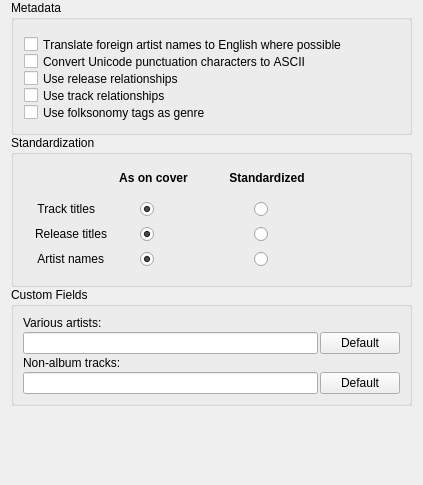
Old version of the form ui/options_metadata.ui in the repository metabrainz/picard.
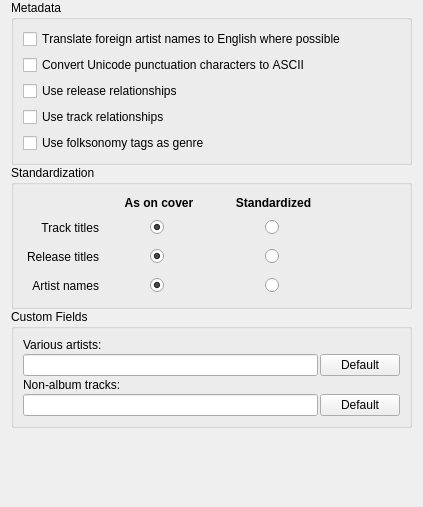
New version of the form.

Commit message: Attempt to fix text getting cut off in the metadata options (on some platforms), and use spacers to center the radio buttons.

Patch:
```diff
--- a/ui/options_metadata.ui
+++ b/ui/options_metadata.ui
@@ -7,7 +7,7 @@
     <x>0</x>
     <y>0</y>
     <width>423</width>
-    <height>485</height>
+    <height>507</height>
    </rect>
   </property>
   <layout class="QVBoxLayout" name="verticalLayout">
@@ -50,71 +50,43 @@
        <property name="alignment">
         <set>Qt::AlignLeading|Qt::AlignLeft|Qt::AlignTop</set>
        </property>
+       <layout class="QVBoxLayout" name="verticalLayout_3">
+        <item>
        <widget class="QCheckBox" name="translate_artist_names">
-        <property name="geometry">
-         <rect>
-          <x>13</x>
-          <y>34</y>
-          <width>380</width>
-          <height>21</height>
-         </rect>
-        </property>
         <property name="text">
          <string>Translate foreign artist names to English where possible</string>
         </property>
        </widget>
+        </item>
+        <item>
        <widget class="QCheckBox" name="convert_punctuation">
-        <property name="geometry">
-         <rect>
-          <x>13</x>
-          <y>51</y>
-          <width>332</width>
-          <height>21</height>
-         </rect>
-        </property>
         <property name="text">
          <string>Convert Unicode punctuation characters to ASCII</string>
         </property>
        </widget>
+        </item>
+        <item>
        <widget class="QCheckBox" name="release_ars">
-        <property name="geometry">
-         <rect>
-          <x>13</x>
-          <y>68</y>
-          <width>182</width>
-          <height>21</height>
-         </rect>
-        </property>
         <property name="text">
          <string>Use release relationships</string>
         </property>
        </widget>
+        </item>
+        <item>
        <widget class="QCheckBox" name="track_ars">
-        <property name="geometry">
-         <rect>
-          <x>13</x>
-          <y>85</y>
-          <width>170</width>
-          <height>21</height>
-         </rect>
-        </property>
         <property name="text">
          <string>Use track relationships</string>
         </property>
        </widget>
+        </item>
+        <item>
        <widget class="QCheckBox" name="folksonomy_tags">
-        <property name="geometry">
-         <rect>
-          <x>13</x>
-          <y>102</y>
-          <width>215</width>
-          <height>21</height>
-         </rect>
-        </property>
         <property name="text">
          <string>Use folksonomy tags as genre</string>
         </property>
        </widget>
+        </item>
+       </layout>
       </widget>
      </item>
      <item>
@@ -128,7 +100,7 @@
        <property name="minimumSize">
         <size>
          <width>397</width>
-         <height>152</height>
+         <height>144</height>
         </size>
        </property>
        <property name="title">
@@ -137,115 +109,23 @@
        <property name="flat">
         <bool>false</bool>
        </property>
-       <widget class="QLabel" name="label_5">
+       <widget class="QWidget" name="">
         <property name="geometry">
          <rect>
-          <x>13</x>
-          <y>115</y>
-          <width>80</width>
-          <height>17</height>
+          <x>16</x>
+          <y>31</y>
+          <width>301</width>
+          <height>101</height>
          </rect>
         </property>
-        <property name="text">
-         <string>Artist names</string>
-        </property>
-        <property name="alignment">
-         <set>Qt::AlignRight|Qt::AlignTrailing|Qt::AlignVCenter</set>
-        </property>
-       </widget>
-       <widget class="QLabel" name="label_3">
-        <property name="geometry">
-         <rect>
-          <x>13</x>
-          <y>65</y>
-          <width>71</width>
-          <height>17</height>
-         </rect>
-        </property>
-        <property name="layoutDirection">
-         <enum>Qt::LeftToRight</enum>
-        </property>
-        <property name="text">
-         <string>Track titles</string>
-        </property>
-        <property name="alignment">
-         <set>Qt::AlignRight|Qt::AlignTrailing|Qt::AlignVCenter</set>
-        </property>
-       </widget>
-       <widget class="QRadioButton" name="standardize_releases">
-        <property name="geometry">
-         <rect>
-          <x>243</x>
-          <y>90</y>
-          <width>19</width>
-          <height>18</height>
-         </rect>
-        </property>
-        <property name="sizePolicy">
-         <sizepolicy hsizetype="Fixed" vsizetype="Fixed">
-          <horstretch>0</horstretch>
-          <verstretch>0</verstretch>
-         </sizepolicy>
-        </property>
-        <property name="text">
-         <string/>
-        </property>
-        <attribute name="buttonGroup">
-         <string>buttonGroup_2</string>
-        </attribute>
-       </widget>
-       <widget class="QLabel" name="label_2">
-        <property name="geometry">
-         <rect>
-          <x>212</x>
-          <y>34</y>
-          <width>88</width>
-          <height>17</height>
-         </rect>
-        </property>
-        <property name="font">
-         <font>
-          <weight>75</weight>
-          <bold>true</bold>
-         </font>
-        </property>
-        <property name="text">
-         <string>Standardized</string>
-        </property>
-        <property name="alignment">
-         <set>Qt::AlignCenter</set>
-        </property>
-       </widget>
-       <widget class="QRadioButton" name="standardize_artists">
-        <property name="geometry">
-         <rect>
-          <x>243</x>
-          <y>115</y>
-          <width>19</width>
-          <height>18</height>
-         </rect>
-        </property>
-        <property name="sizePolicy">
-         <sizepolicy hsizetype="Fixed" vsizetype="Fixed">
-          <horstretch>0</horstretch>
-          <verstretch>0</verstretch>
-         </sizepolicy>
-        </property>
-        <property name="text">
-         <string/>
-        </property>
-        <attribute name="buttonGroup">
-         <string>buttonGroup_3</string>
-        </attribute>
-       </widget>
+        <layout class="QGridLayout" name="gridLayout">
+         <item row="0" column="1" colspan="3">
        <widget class="QLabel" name="label">
-        <property name="geometry">
-         <rect>
-          <x>103</x>
-          <y>34</y>
-          <width>79</width>
-          <height>17</height>
-         </rect>
+           <property name="sizePolicy">
+            <sizepolicy hsizetype="Preferred" vsizetype="Preferred">
+             <horstretch>0</horstretch>
+             <verstretch>0</verstretch>
+            </sizepolicy>
         </property>
         <property name="font">
          <font>
@@ -260,15 +140,38 @@
          <set>Qt::AlignCenter</set>
         </property>
        </widget>
+         </item>
+         <item row="0" column="4" colspan="3">
+          <widget class="QLabel" name="label_2">
+           <property name="font">
+            <font>
+             <weight>75</weight>
+             <bold>true</bold>
+            </font>
+           </property>
+           <property name="text">
+            <string>Standardized</string>
+           </property>
+           <property name="alignment">
+            <set>Qt::AlignCenter</set>
+           </property>
+          </widget>
+         </item>
+         <item row="1" column="0">
+          <widget class="QLabel" name="label_3">
+           <property name="layoutDirection">
+            <enum>Qt::LeftToRight</enum>
+           </property>
+           <property name="text">
+            <string>Track titles</string>
+           </property>
+           <property name="alignment">
+            <set>Qt::AlignRight|Qt::AlignTrailing|Qt::AlignVCenter</set>
+           </property>
+          </widget>
+         </item>
+         <item row="2" column="0">
        <widget class="QLabel" name="label_4">
-        <property name="geometry">
-         <rect>
-          <x>13</x>
-          <y>90</y>
-          <width>83</width>
-          <height>17</height>
-         </rect>
-        </property>
         <property name="text">
          <string>Release titles</string>
         </property>
@@ -276,78 +179,32 @@
          <set>Qt::AlignRight|Qt::AlignTrailing|Qt::AlignVCenter</set>
         </property>
        </widget>
-       <widget class="QRadioButton" name="artists_on_cover">
-        <property name="geometry">
-         <rect>
-          <x>129</x>
-          <y>115</y>
-          <width>19</width>
-          <height>18</height>
-         </rect>
-        </property>
-        <property name="sizePolicy">
-         <sizepolicy hsizetype="Fixed" vsizetype="Fixed">
-          <horstretch>0</horstretch>
-          <verstretch>0</verstretch>
-         </sizepolicy>
-        </property>
+         </item>
+         <item row="3" column="0">
+          <widget class="QLabel" name="label_5">
         <property name="text">
-         <string/>
-        </property>
-        <property name="checked">
-         <bool>true</bool>
-        </property>
-        <attribute name="buttonGroup">
-         <string>buttonGroup_3</string>
-        </attribute>
-       </widget>
-       <widget class="QRadioButton" name="releases_on_cover">
-        <property name="geometry">
-         <rect>
-          <x>129</x>
-          <y>90</y>
-          <width>19</width>
-          <height>18</height>
-         </rect>
-        </property>
-        <property name="sizePolicy">
-         <sizepolicy hsizetype="Fixed" vsizetype="Fixed">
-          <horstretch>0</horstretch>
-          <verstretch>0</verstretch>
-         </sizepolicy>
-        </property>
-        <property name="text">
-         <string/>
-        </property>
-        <property name="checked">
-         <bool>true</bool>
-        </property>
-        <attribute name="buttonGroup">
-         <string>buttonGroup_2</string>
-        </attribute>
-       </widget>
+            <string>Artist names</string>
+           </property>
+           <property name="alignment">
+            <set>Qt::AlignRight|Qt::AlignTrailing|Qt::AlignVCenter</set>
+           </property>
+          </widget>
+         </item>
+         <item row="1" column="5">
        <widget class="QRadioButton" name="standardize_tracks">
         <property name="enabled">
          <bool>true</bool>
         </property>
-        <property name="geometry">
-         <rect>
-          <x>243</x>
-          <y>65</y>
-          <width>19</width>
-          <height>18</height>
-         </rect>
-        </property>
         <property name="sizePolicy">
-         <sizepolicy hsizetype="Fixed" vsizetype="Fixed">
+            <sizepolicy hsizetype="MinimumExpanding" vsizetype="MinimumExpanding">
           <horstretch>0</horstretch>
           <verstretch>0</verstretch>
          </sizepolicy>
         </property>
         <property name="minimumSize">
          <size>
-          <width>0</width>
-          <height>0</height>
+             <width>18</width>
+             <height>18</height>
          </size>
         </property>
         <property name="text">
@@ -357,21 +214,65 @@
          <string>buttonGroup</string>
         </attribute>
        </widget>
+         </item>
+         <item row="2" column="5">
+          <widget class="QRadioButton" name="standardize_releases">
+           <property name="sizePolicy">
+            <sizepolicy hsizetype="MinimumExpanding" vsizetype="MinimumExpanding">
+             <horstretch>0</horstretch>
+             <verstretch>0</verstretch>
+            </sizepolicy>
+           </property>
+           <property name="minimumSize">
+            <size>
+             <width>18</width>
+             <height>18</height>
+            </size>
+           </property>
+           <property name="text">
+            <string/>
+           </property>
+           <attribute name="buttonGroup">
+            <string>buttonGroup_2</string>
+           </attribute>
+          </widget>
+         </item>
+         <item row="3" column="5">
+          <widget class="QRadioButton" name="standardize_artists">
+           <property name="sizePolicy">
+            <sizepolicy hsizetype="MinimumExpanding" vsizetype="MinimumExpanding">
+             <horstretch>0</horstretch>
+             <verstretch>0</verstretch>
+            </sizepolicy>
+           </property>
+           <property name="minimumSize">
+            <size>
+             <width>18</width>
+             <height>18</height>
+            </size>
+           </property>
+           <property name="text">
+            <string/>
+           </property>
+           <attribute name="buttonGroup">
+            <string>buttonGroup_3</string>
+           </attribute>
+          </widget>
+         </item>
+         <item row="1" column="2">
        <widget class="QRadioButton" name="tracks_on_cover">
-        <property name="geometry">
-         <rect>
-          <x>129</x>
-          <y>65</y>
-          <width>19</width>
-          <height>18</height>
-         </rect>
-        </property>
         <property name="sizePolicy">
-         <sizepolicy hsizetype="Fixed" vsizetype="Fixed">
+            <sizepolicy hsizetype="MinimumExpanding" vsizetype="MinimumExpanding">
           <horstretch>0</horstretch>
           <verstretch>0</verstretch>
          </sizepolicy>
         </property>
+           <property name="minimumSize">
+            <size>
+             <width>18</width>
+             <height>18</height>
+            </size>
+           </property>
         <property name="layoutDirection">
          <enum>Qt::LeftToRight</enum>
         </property>
@@ -390,6 +291,239 @@
         <attribute name="buttonGroup">
          <string>buttonGroup</string>
         </attribute>
+          </widget>
+         </item>
+         <item row="2" column="2">
+          <widget class="QRadioButton" name="releases_on_cover">
+           <property name="sizePolicy">
+            <sizepolicy hsizetype="MinimumExpanding" vsizetype="MinimumExpanding">
+             <horstretch>0</horstretch>
+             <verstretch>0</verstretch>
+            </sizepolicy>
+           </property>
+           <property name="minimumSize">
+            <size>
+             <width>18</width>
+             <height>18</height>
+            </size>
+           </property>
+           <property name="text">
+            <string/>
+           </property>
+           <property name="checked">
+            <bool>true</bool>
+           </property>
+           <attribute name="buttonGroup">
+            <string>buttonGroup_2</string>
+           </attribute>
+          </widget>
+         </item>
+         <item row="3" column="2">
+          <widget class="QRadioButton" name="artists_on_cover">
+           <property name="sizePolicy">
+            <sizepolicy hsizetype="MinimumExpanding" vsizetype="MinimumExpanding">
+             <horstretch>0</horstretch>
+             <verstretch>0</verstretch>
+            </sizepolicy>
+           </property>
+           <property name="minimumSize">
+            <size>
+             <width>18</width>
+             <height>18</height>
+            </size>
+           </property>
+           <property name="text">
+            <string/>
+           </property>
+           <property name="iconSize">
+            <size>
+             <width>16</width>
+             <height>16</height>
+            </size>
+           </property>
+           <property name="checked">
+            <bool>true</bool>
+           </property>
+           <attribute name="buttonGroup">
+            <string>buttonGroup_3</string>
+           </attribute>
+          </widget>
+         </item>
+         <item row="1" column="1">
+          <spacer name="horizontalSpacer">
+           <property name="orientation">
+            <enum>Qt::Horizontal</enum>
+           </property>
+           <property name="sizeType">
+            <enum>QSizePolicy::Expanding</enum>
+           </property>
+           <property name="sizeHint" stdset="0">
+            <size>
+             <width>40</width>
+             <height>18</height>
+            </size>
+           </property>
+          </spacer>
+         </item>
+         <item row="2" column="1">
+          <spacer name="horizontalSpacer_2">
+           <property name="orientation">
+            <enum>Qt::Horizontal</enum>
+           </property>
+           <property name="sizeType">
+            <enum>QSizePolicy::Expanding</enum>
+           </property>
+           <property name="sizeHint" stdset="0">
+            <size>
+             <width>40</width>
+             <height>18</height>
+            </size>
+           </property>
+          </spacer>
+         </item>
+         <item row="3" column="1">
+          <spacer name="horizontalSpacer_3">
+           <property name="orientation">
+            <enum>Qt::Horizontal</enum>
+           </property>
+           <property name="sizeType">
+            <enum>QSizePolicy::Expanding</enum>
+           </property>
+           <property name="sizeHint" stdset="0">
+            <size>
+             <width>40</width>
+             <height>18</height>
+            </size>
+           </property>
+          </spacer>
+         </item>
+         <item row="1" column="4">
+          <spacer name="horizontalSpacer_4">
+           <property name="orientation">
+            <enum>Qt::Horizontal</enum>
+           </property>
+           <property name="sizeType">
+            <enum>QSizePolicy::Expanding</enum>
+           </property>
+           <property name="sizeHint" stdset="0">
+            <size>
+             <width>40</width>
+             <height>18</height>
+            </size>
+           </property>
+          </spacer>
+         </item>
+         <item row="2" column="4">
+          <spacer name="horizontalSpacer_5">
+           <property name="orientation">
+            <enum>Qt::Horizontal</enum>
+           </property>
+           <property name="sizeType">
+            <enum>QSizePolicy::Expanding</enum>
+           </property>
+           <property name="sizeHint" stdset="0">
+            <size>
+             <width>40</width>
+             <height>18</height>
+            </size>
+           </property>
+          </spacer>
+         </item>
+         <item row="3" column="4">
+          <spacer name="horizontalSpacer_6">
+           <property name="orientation">
+            <enum>Qt::Horizontal</enum>
+           </property>
+           <property name="sizeType">
+            <enum>QSizePolicy::Expanding</enum>
+           </property>
+           <property name="sizeHint" stdset="0">
+            <size>
+             <width>40</width>
+             <height>18</height>
+            </size>
+           </property>
+          </spacer>
+         </item>
+         <item row="1" column="3">
+          <spacer name="horizontalSpacer_7">
+           <property name="orientation">
+            <enum>Qt::Horizontal</enum>
+           </property>
+           <property name="sizeHint" stdset="0">
+            <size>
+             <width>40</width>
+             <height>18</height>
+            </size>
+           </property>
+          </spacer>
+         </item>
+         <item row="2" column="3">
+          <spacer name="horizontalSpacer_8">
+           <property name="orientation">
+            <enum>Qt::Horizontal</enum>
+           </property>
+           <property name="sizeHint" stdset="0">
+            <size>
+             <width>40</width>
+             <height>18</height>
+            </size>
+           </property>
+          </spacer>
+         </item>
+         <item row="3" column="3">
+          <spacer name="horizontalSpacer_9">
+           <property name="orientation">
+            <enum>Qt::Horizontal</enum>
+           </property>
+           <property name="sizeHint" stdset="0">
+            <size>
+             <width>40</width>
+             <height>18</height>
+            </size>
+           </property>
+          </spacer>
+         </item>
+         <item row="1" column="6">
+          <spacer name="horizontalSpacer_10">
+           <property name="orientation">
+            <enum>Qt::Horizontal</enum>
+           </property>
+           <property name="sizeHint" stdset="0">
+            <size>
+             <width>40</width>
+             <height>18</height>
+            </size>
+           </property>
+          </spacer>
+         </item>
+         <item row="2" column="6">
+          <spacer name="horizontalSpacer_11">
+           <property name="orientation">
+            <enum>Qt::Horizontal</enum>
+           </property>
+           <property name="sizeHint" stdset="0">
+            <size>
+             <width>40</width>
+             <height>18</height>
+            </size>
+           </property>
+          </spacer>
+         </item>
+         <item row="3" column="6">
+          <spacer name="horizontalSpacer_12">
+           <property name="orientation">
+            <enum>Qt::Horizontal</enum>
+           </property>
+           <property name="sizeHint" stdset="0">
+            <size>
+             <width>40</width>
+             <height>18</height>
+            </size>
+           </property>
+          </spacer>
+         </item>
+        </layout>
        </widget>
       </widget>
      </item>
```
Lines whose indentation alone changed are shown as unchanged. The commit also changes 1 other file.
